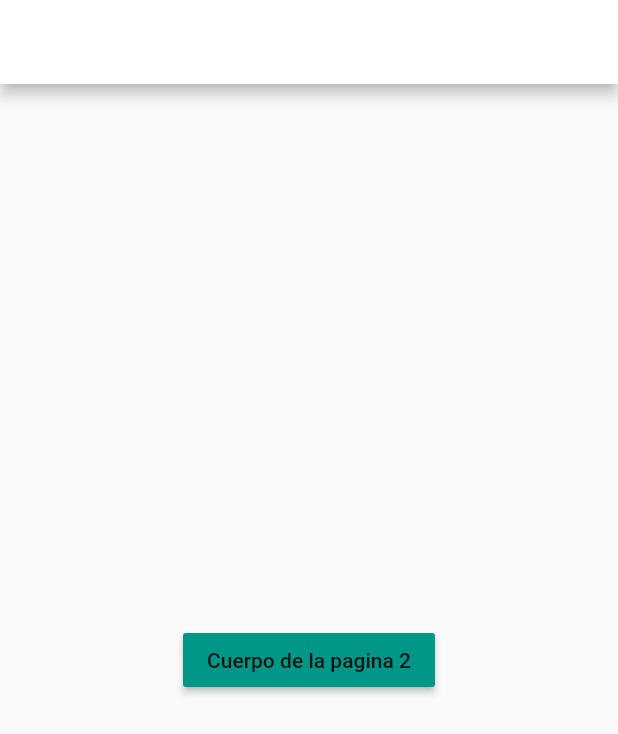
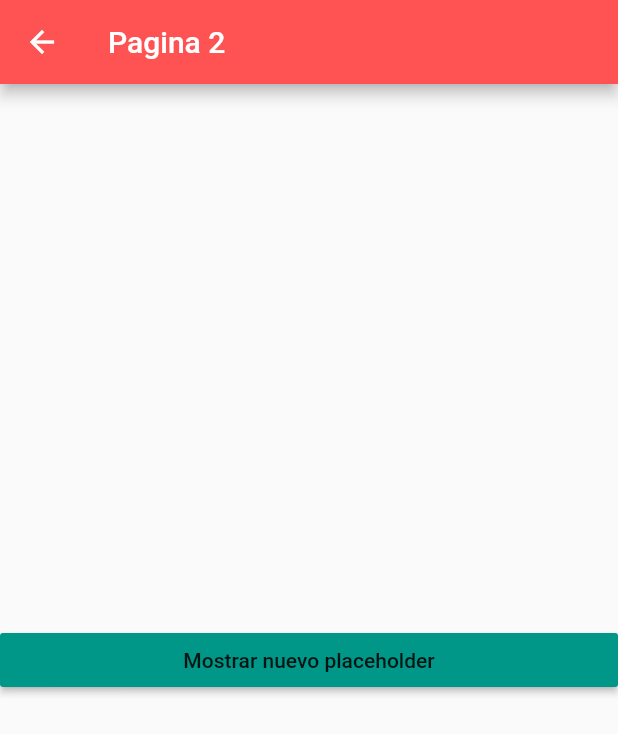
Before and after one commit to ricpar11/flutterTutoDNCP, a Flutter app: the Pagina2 screen opened directly, on a phone screen of 412 x 824 dp. Shown: the top 734 px of the screen. Run offline on Flutter 3.47's test engine with Material 2 defaults, Android fonts, the phone set to English and light mode, and no system bars; our stand-ins replace dio.

Commit message:
modificaciones para el ejercitario
Signed-off-by: Ricardo Parra Zacarias <ricpar11@gmail.com>

```diff
--- a/lib/globalState.dart
+++ b/lib/globalState.dart
@@ -2,7 +2,7 @@ import 'package:flutter/foundation.dart';
 import 'package:flutter/material.dart';
 
 class GlobalStateChangeNotifier with ChangeNotifier {
-  Color _backgroundColor = Colors.white;
+  Color _backgroundColor = Colors.redAccent;
 
   Color get backgroundColor => _backgroundColor;
 
--- a/lib/main.dart
+++ b/lib/main.dart
@@ -61,11 +61,11 @@ class _MyHomePageState extends State<MyHomePage> {
           mainAxisAlignment: MainAxisAlignment.center,
           children: <Widget>[
             RaisedButton(
-              onPressed: () => _paginaHandler(Pagina2),
+              onPressed: () => _paginaHandler(Pagina2()),
               child: Text("Pagina 2"),
             ),
             RaisedButton(
-              onPressed: () => _paginaHandler(Pagina3),
+              onPressed: () => _paginaHandler(Pagina3()),
               child: Text("Pagina 3"),
             ),
             RaisedButton(
--- a/lib/pagina2.dart
+++ b/lib/pagina2.dart
@@ -2,7 +2,14 @@ import 'package:flutter/material.dart';
 import 'package:flutterapp/globalState.dart';
 import 'package:provider/provider.dart';
 
-class Pagina2 extends StatelessWidget {
+class Pagina2 extends StatefulWidget {
+  @override
+  _Pagina2State createState() => _Pagina2State();
+}
+
+class _Pagina2State extends State<Pagina2> {
+  bool showPlaceholder = false;
+
   @override
   Widget build(BuildContext context) {
     return ChangeNotifierProvider(
@@ -15,13 +22,19 @@ class Pagina2 extends StatelessWidget {
             backgroundColor: snapshot.backgroundColor,
           ),
           body: SafeArea(
-            child: Center(
-              child: RaisedButton(
-                child: Text("Cuerpo de la pagina 2"),
-                onPressed: () {
-                  snapshot.backgroundColor = Colors.red;
-                },
-              ),
+            child: Column(
+              mainAxisAlignment: MainAxisAlignment.center,
+              crossAxisAlignment: CrossAxisAlignment.stretch,
+              children: <Widget>[
+                RaisedButton(
+                  child: Text("Mostrar nuevo placeholder"),
+                  onPressed: () {},
+                ),
+                if (showPlaceholder)
+                  Placeholder(
+                    color: snapshot.backgroundColor,
+                  )
+              ],
             ),
           ),
         );
```
